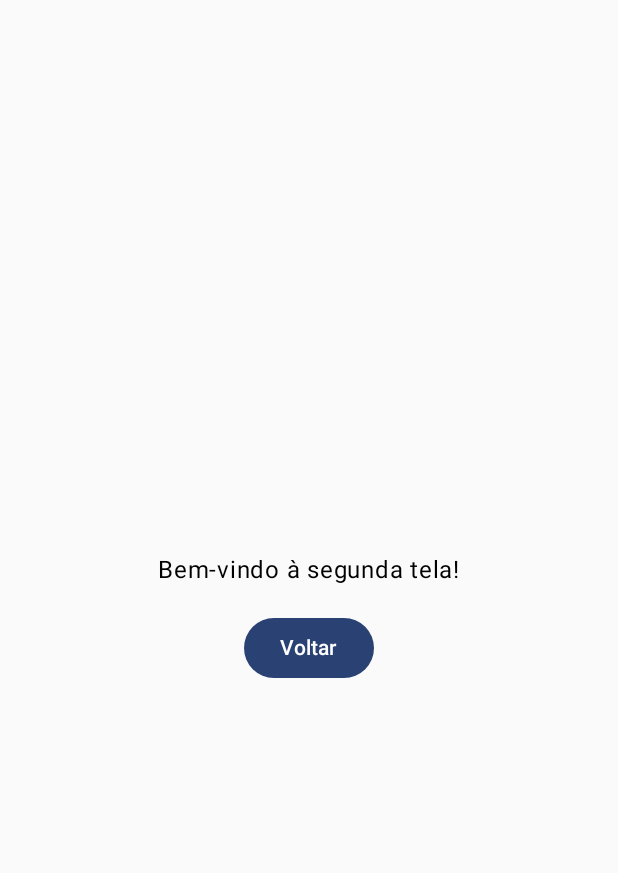
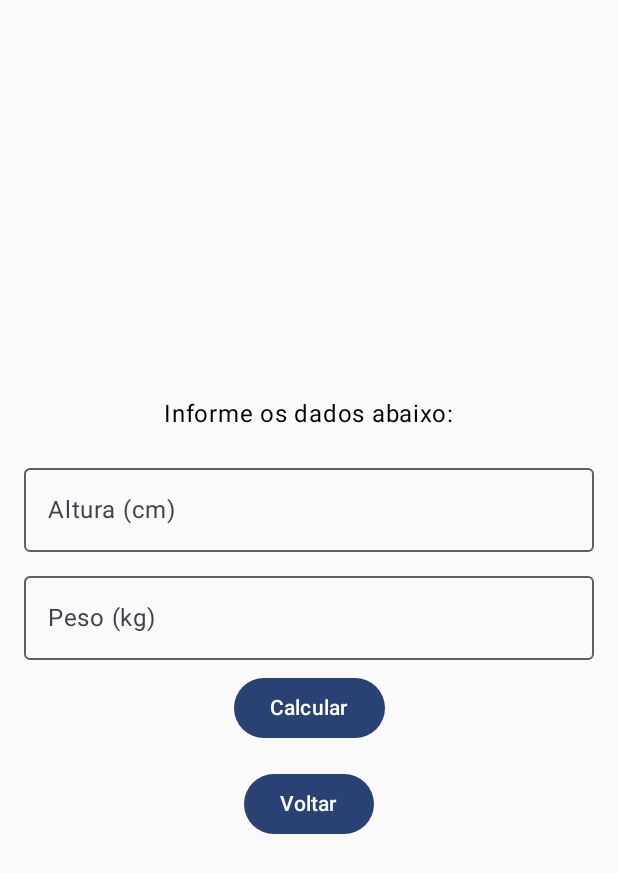
Before and after one commit to caamag/App-Facul, an Android app built with Jetpack Compose: the screen it shows after launch (MainActivity), after a tap on "Começar", on a phone screen of 412 x 824 dp. Shown: the top 873 px of the screen. Run offline under Robolectric (Android 15) with nearby library versions, the phone set to English and light mode, and no system bars.

Commit message:
enviando atualizações

```diff
--- a/app/src/main/java/br/com/caio/myApp/MainActivity.kt
+++ b/app/src/main/java/br/com/caio/myApp/MainActivity.kt
@@ -67,7 +67,7 @@ fun MainScreen(onNavigateToSecondScreen: () -> Unit) {
             Text(
                 text = "Receba as melhores dicas de dietas e exercícios de acordo com o seu perfil.",
                 modifier = Modifier.padding(bottom = 16.dp),
-                color = Color.Black
+                color = Color.White
             )
             Button(
                 onClick = onNavigateToSecondScreen,
@@ -81,6 +81,9 @@ fun MainScreen(onNavigateToSecondScreen: () -> Unit) {
 
 @Composable
 fun SecondScreen(onNavigateBack: () -> Unit) {
+    var altura by remember { mutableStateOf("") }
+    var peso by remember { mutableStateOf("") }
+
     Box(
         modifier = Modifier
             .fillMaxSize()
@@ -88,8 +91,42 @@ fun SecondScreen(onNavigateBack: () -> Unit) {
         contentAlignment = Alignment.Center
     ) {
         Column(horizontalAlignment = Alignment.CenterHorizontally) {
-            Text(text = "Bem-vindo à segunda tela!", color = Color.Black)
+            Text(text = "Informe os dados abaixo:", color = Color.Black)
             Spacer(modifier = Modifier.height(16.dp))
+
+            // Campo de entrada para altura
+            OutlinedTextField(
+                value = altura,
+                onValueChange = { altura = it },
+                label = { Text("Altura (cm)") },
+                modifier = Modifier
+                    .fillMaxWidth()
+                    .padding(bottom = 8.dp)
+            )
+
+            // Campo de entrada para peso
+            OutlinedTextField(
+                value = peso,
+                onValueChange = { peso = it },
+                label = { Text("Peso (kg)") },
+                modifier = Modifier
+                    .fillMaxWidth()
+                    .padding(bottom = 8.dp)
+            )
+
+            // Botão para calcular IMC
+            Button(onClick = {
+                // Aqui você pode calcular o IMC utilizando os valores de altura e peso
+                val alturaFloat = altura.toFloatOrNull() ?: 0f
+                val pesoFloat = peso.toFloatOrNull() ?: 0f
+                val imc = pesoFloat / (alturaFloat / 100 * alturaFloat / 100)
+            }) {
+                Text(text = "Calcular")
+            }
+
+            Spacer(modifier = Modifier.height(16.dp))
+
+            // Botão para voltar à tela anterior
             Button(onClick = onNavigateBack) {
                 Text(text = "Voltar")
             }
```
